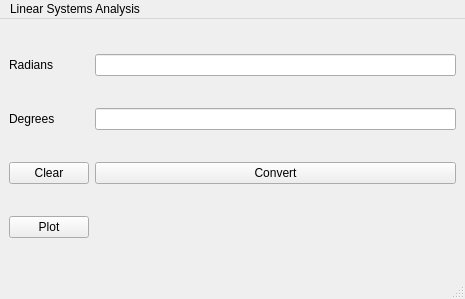
Old version of the form controls/LCAT/gui.ui in the repository cmontalvo251/Python.
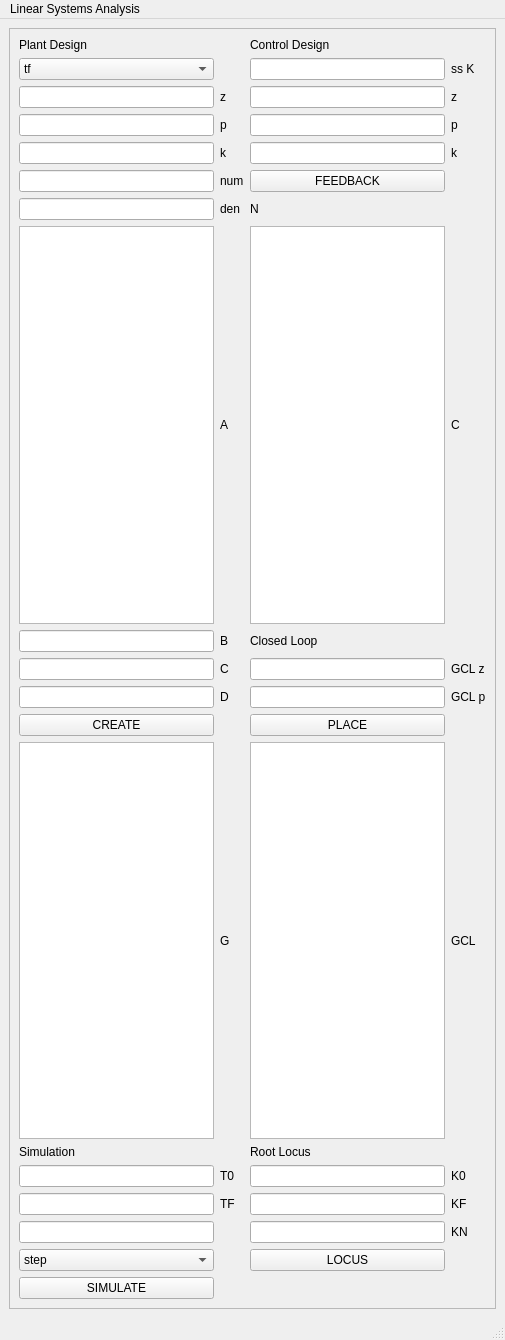
New version of the form.

Commit message: The GUI is almost done just need to name variables and size things properly

Diff of the .ui file:
```diff
--- a/controls/LCAT/gui.ui
+++ b/controls/LCAT/gui.ui
@@ -6,8 +6,8 @@
    <rect>
     <x>0</x>
     <y>0</y>
-    <width>465</width>
-    <height>299</height>
+    <width>505</width>
+    <height>1340</height>
    </rect>
   </property>
   <property name="windowTitle">
@@ -21,45 +21,379 @@
     </sizepolicy>
    </property>
    <layout class="QGridLayout" name="gridLayout">
-    <item row="1" column="1">
-     <widget class="QLineEdit" name="inputEdit"/>
-    </item>
-    <item row="0" column="1">
-     <widget class="QLineEdit" name="outputEdit"/>
-    </item>
-    <item row="4" column="1">
-     <widget class="QPushButton" name="convertButton">
-      <property name="text">
-       <string>Convert</string>
+    <item row="25" column="1">
+     <widget class="QFrame" name="frame">
+      <property name="sizePolicy">
+       <sizepolicy hsizetype="Preferred" vsizetype="Preferred">
+        <horstretch>0</horstretch>
+        <verstretch>0</verstretch>
+       </sizepolicy>
       </property>
-     </widget>
-    </item>
-    <item row="0" column="0">
-     <widget class="QLabel" name="label">
-      <property name="text">
-       <string>Radians</string>
+      <property name="frameShape">
+       <enum>QFrame::StyledPanel</enum>
       </property>
-     </widget>
-    </item>
-    <item row="1" column="0">
-     <widget class="QLabel" name="label_2">
-      <property name="text">
-       <string>Degrees</string>
+      <property name="frameShadow">
+       <enum>QFrame::Raised</enum>
       </property>
-     </widget>
-    </item>
-    <item row="4" column="0">
-     <widget class="QPushButton" name="clearButton">
-      <property name="text">
-       <string>Clear</string>
-      </property>
-     </widget>
-    </item>
-    <item row="5" column="0">
-     <widget class="QPushButton" name="plotButton">
-      <property name="text">
-       <string>Plot</string>
-      </property>
+      <layout class="QGridLayout" name="gridLayout_2">
+       <item row="10" column="1">
+        <widget class="QLabel" name="label_5">
+         <property name="text">
+          <string>C</string>
+         </property>
+        </widget>
+       </item>
+       <item row="8" column="3">
+        <widget class="QLabel" name="label_25">
+         <property name="text">
+          <string>C</string>
+         </property>
+        </widget>
+       </item>
+       <item row="7" column="2">
+        <widget class="QLabel" name="label_16">
+         <property name="text">
+          <string>N</string>
+         </property>
+        </widget>
+       </item>
+       <item row="0" column="2">
+        <widget class="QLabel" name="label_17">
+         <property name="text">
+          <string>Control Design</string>
+         </property>
+        </widget>
+       </item>
+       <item row="16" column="0">
+        <widget class="QLineEdit" name="lineEdit_6"/>
+       </item>
+       <item row="2" column="2">
+        <widget class="QLineEdit" name="lineEdit_16"/>
+       </item>
+       <item row="15" column="1">
+        <widget class="QLabel" name="label_14">
+         <property name="text">
+          <string>T0</string>
+         </property>
+        </widget>
+       </item>
+       <item row="4" column="1">
+        <widget class="QLabel" name="label_20">
+         <property name="text">
+          <string>p</string>
+         </property>
+        </widget>
+       </item>
+       <item row="4" column="3">
+        <widget class="QLabel" name="label_2">
+         <property name="text">
+          <string>p</string>
+         </property>
+        </widget>
+       </item>
+       <item row="13" column="1">
+        <widget class="QLabel" name="label_24">
+         <property name="text">
+          <string>G</string>
+         </property>
+        </widget>
+       </item>
+       <item row="15" column="3">
+        <widget class="QLabel" name="label_27">
+         <property name="text">
+          <string>K0</string>
+         </property>
+        </widget>
+       </item>
+       <item row="9" column="1">
+        <widget class="QLabel" name="label_4">
+         <property name="text">
+          <string>B</string>
+         </property>
+        </widget>
+       </item>
+       <item row="1" column="0">
+        <widget class="QComboBox" name="comboBox">
+         <item>
+          <property name="text">
+           <string>tf</string>
+          </property>
+         </item>
+         <item>
+          <property name="text">
+           <string>zpk</string>
+          </property>
+         </item>
+         <item>
+          <property name="text">
+           <string>ss</string>
+          </property>
+         </item>
+        </widget>
+       </item>
+       <item row="5" column="1">
+        <widget class="QLabel" name="label_21">
+         <property name="text">
+          <string>k</string>
+         </property>
+        </widget>
+       </item>
+       <item row="5" column="2">
+        <widget class="QLineEdit" name="lineEdit_2"/>
+       </item>
+       <item row="11" column="2">
+        <widget class="QLineEdit" name="lineEdit_18"/>
+       </item>
+       <item row="15" column="2">
+        <widget class="QLineEdit" name="lineEdit_5"/>
+       </item>
+       <item row="1" column="2">
+        <widget class="QLineEdit" name="lineEdit_8"/>
+       </item>
+       <item row="16" column="1">
+        <widget class="QLabel" name="label_15">
+         <property name="text">
+          <string>TF</string>
+         </property>
+        </widget>
+       </item>
+       <item row="4" column="2">
+        <widget class="QLineEdit" name="lineEdit_11"/>
+       </item>
+       <item row="8" column="1">
+        <widget class="QLabel" name="label_3">
+         <property name="text">
+          <string>A</string>
+         </property>
+        </widget>
+       </item>
+       <item row="11" column="0">
+        <widget class="QLineEdit" name="lineEdit_3">
+         <property name="text">
+          <string/>
+         </property>
+        </widget>
+       </item>
+       <item row="18" column="0">
+        <widget class="QComboBox" name="comboBox_2">
+         <item>
+          <property name="text">
+           <string>step</string>
+          </property>
+         </item>
+         <item>
+          <property name="text">
+           <string>impulse</string>
+          </property>
+         </item>
+         <item>
+          <property name="text">
+           <string>ramp</string>
+          </property>
+         </item>
+         <item>
+          <property name="text">
+           <string>parabola</string>
+          </property>
+         </item>
+        </widget>
+       </item>
+       <item row="6" column="1">
+        <widget class="QLabel" name="label_9">
+         <property name="text">
+          <string>num</string>
+         </property>
+        </widget>
+       </item>
+       <item row="8" column="0">
+        <widget class="QTextEdit" name="textEdit_3"/>
+       </item>
+       <item row="1" column="3">
+        <widget class="QLabel" name="label_18">
+         <property name="text">
+          <string>ss K</string>
+         </property>
+        </widget>
+       </item>
+       <item row="22" column="0">
+        <widget class="QPushButton" name="plotButton">
+         <property name="text">
+          <string>SIMULATE</string>
+         </property>
+        </widget>
+       </item>
+       <item row="11" column="1">
+        <widget class="QLabel" name="label_6">
+         <property name="text">
+          <string>D</string>
+         </property>
+        </widget>
+       </item>
+       <item row="9" column="0">
+        <widget class="QLineEdit" name="inputEdit"/>
+       </item>
+       <item row="7" column="0">
+        <widget class="QLineEdit" name="lineEdit_14"/>
+       </item>
+       <item row="13" column="3">
+        <widget class="QLabel" name="label_26">
+         <property name="text">
+          <string>GCL</string>
+         </property>
+        </widget>
+       </item>
+       <item row="10" column="0">
+        <widget class="QLineEdit" name="lineEdit_13"/>
+       </item>
+       <item row="5" column="0">
+        <widget class="QLineEdit" name="lineEdit_10"/>
+       </item>
+       <item row="13" column="0">
+        <widget class="QTextEdit" name="textEdit"/>
+       </item>
+       <item row="15" column="0">
+        <widget class="QLineEdit" name="lineEdit"/>
+       </item>
+       <item row="16" column="3">
+        <widget class="QLabel" name="label_11">
+         <property name="text">
+          <string>KF</string>
+         </property>
+        </widget>
+       </item>
+       <item row="12" column="0">
+        <widget class="QPushButton" name="clearButton">
+         <property name="text">
+          <string>CREATE</string>
+         </property>
+        </widget>
+       </item>
+       <item row="8" column="2">
+        <widget class="QTextEdit" name="textEdit_2"/>
+       </item>
+       <item row="14" column="0">
+        <widget class="QLabel" name="label_13">
+         <property name="text">
+          <string>Simulation</string>
+         </property>
+        </widget>
+       </item>
+       <item row="6" column="2">
+        <widget class="QPushButton" name="convertButton">
+         <property name="text">
+          <string>FEEDBACK</string>
+         </property>
+        </widget>
+       </item>
+       <item row="16" column="2">
+        <widget class="QLineEdit" name="lineEdit_4"/>
+       </item>
+       <item row="13" column="2">
+        <widget class="QTextEdit" name="textEdit_4"/>
+       </item>
+       <item row="12" column="2">
+        <widget class="QPushButton" name="pushButton">
+         <property name="text">
+          <string>PLACE</string>
+         </property>
+        </widget>
+       </item>
+       <item row="14" column="2">
+        <widget class="QLabel" name="label_28">
+         <property name="text">
+          <string>Root Locus</string>
+         </property>
+        </widget>
+       </item>
+       <item row="2" column="1">
+        <widget class="QLabel" name="label_19">
+         <property name="text">
+          <string>z</string>
+         </property>
+        </widget>
+       </item>
+       <item row="6" column="0">
+        <widget class="QLineEdit" name="lineEdit_15"/>
+       </item>
+       <item row="7" column="1">
+        <widget class="QLabel" name="label_10">
+         <property name="text">
+          <string>den</string>
+         </property>
+        </widget>
+       </item>
+       <item row="5" column="3">
+        <widget class="QLabel" name="label_8">
+         <property name="text">
+          <string>k</string>
+         </property>
+        </widget>
+       </item>
+       <item row="0" column="0">
+        <widget class="QLabel" name="label">
+         <property name="text">
+          <string>Plant Design</string>
+         </property>
+        </widget>
+       </item>
+       <item row="2" column="0">
+        <widget class="QLineEdit" name="lineEdit_19"/>
+       </item>
+       <item row="10" column="2">
+        <widget class="QLineEdit" name="lineEdit_17"/>
+       </item>
+       <item row="4" column="0">
+        <widget class="QLineEdit" name="lineEdit_12"/>
+       </item>
+       <item row="2" column="3">
+        <widget class="QLabel" name="label_7">
+         <property name="text">
+          <string>z</string>
+         </property>
+        </widget>
+       </item>
+       <item row="17" column="0">
+        <widget class="QLineEdit" name="lineEdit_7"/>
+       </item>
+       <item row="11" column="3">
+        <widget class="QLabel" name="label_23">
+         <property name="text">
+          <string>GCL p</string>
+         </property>
+        </widget>
+       </item>
+       <item row="10" column="3">
+        <widget class="QLabel" name="label_22">
+         <property name="text">
+          <string>GCL z</string>
+         </property>
+        </widget>
+       </item>
+       <item row="9" column="2">
+        <widget class="QLabel" name="label_29">
+         <property name="text">
+          <string>Closed Loop</string>
+         </property>
+        </widget>
+       </item>
+       <item row="17" column="2">
+        <widget class="QLineEdit" name="lineEdit_9"/>
+       </item>
+       <item row="17" column="3">
+        <widget class="QLabel" name="label_12">
+         <property name="text">
+          <string>KN</string>
+         </property>
+        </widget>
+       </item>
+       <item row="18" column="2">
+        <widget class="QPushButton" name="pushButton_2">
+         <property name="text">
+          <string>LOCUS</string>
+         </property>
+        </widget>
+       </item>
+      </layout>
      </widget>
     </item>
    </layout>
@@ -69,7 +403,7 @@
     <rect>
      <x>0</x>
      <y>0</y>
-     <width>465</width>
+     <width>505</width>
      <height>25</height>
     </rect>
    </property>
```
The commit also changes 2 other files.
